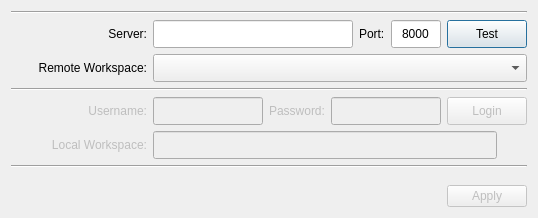
Above: maya/ui/auth.ui from lonegather/Samkit before the change. Below: the same form after it.
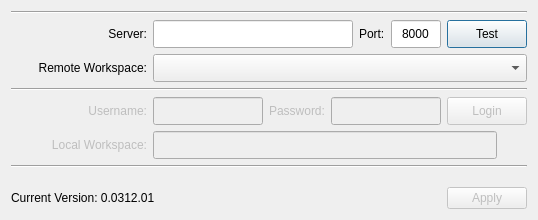
That is the form after the change.

Patch:
```diff
--- a/maya/ui/auth.ui
+++ b/maya/ui/auth.ui
@@ -7,7 +7,7 @@
     <x>0</x>
     <y>0</y>
     <width>535</width>
-    <height>218</height>
+    <height>220</height>
    </rect>
   </property>
   <property name="windowTitle">
@@ -347,6 +347,15 @@
     </spacer>
    </item>
    <item>
+    <layout class="QHBoxLayout" name="horizontalLayout_3">
+     <item>
+      <widget class="QLabel" name="label_3">
+       <property name="text">
+        <string>Current Version: 0.0312.01</string>
+       </property>
+      </widget>
+     </item>
+     <item>
     <widget class="QDialogButtonBox" name="bbox">
      <property name="enabled">
       <bool>false</bool>
@@ -358,6 +367,8 @@
       <set>QDialogButtonBox::Apply</set>
      </property>
     </widget>
+     </item>
+    </layout>
    </item>
   </layout>
  </widget>
```
Lines whose indentation alone changed are shown as unchanged.
